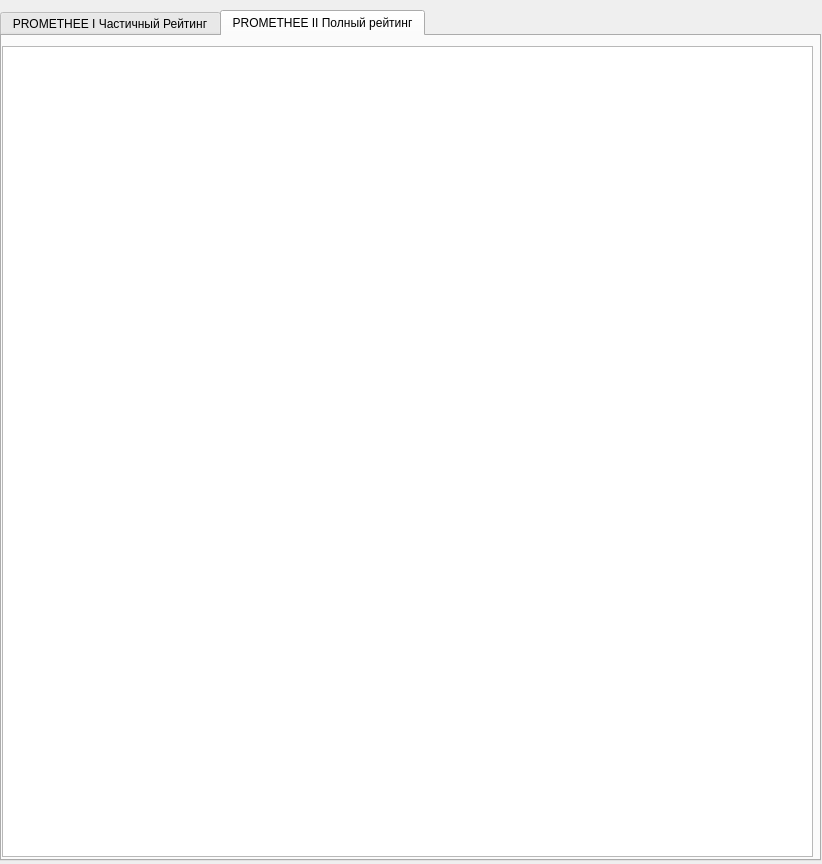
Before: the Qt Designer form drawing.ui in marl0vv/PROMETHEEMethodsApp, drawn with Qt 5.
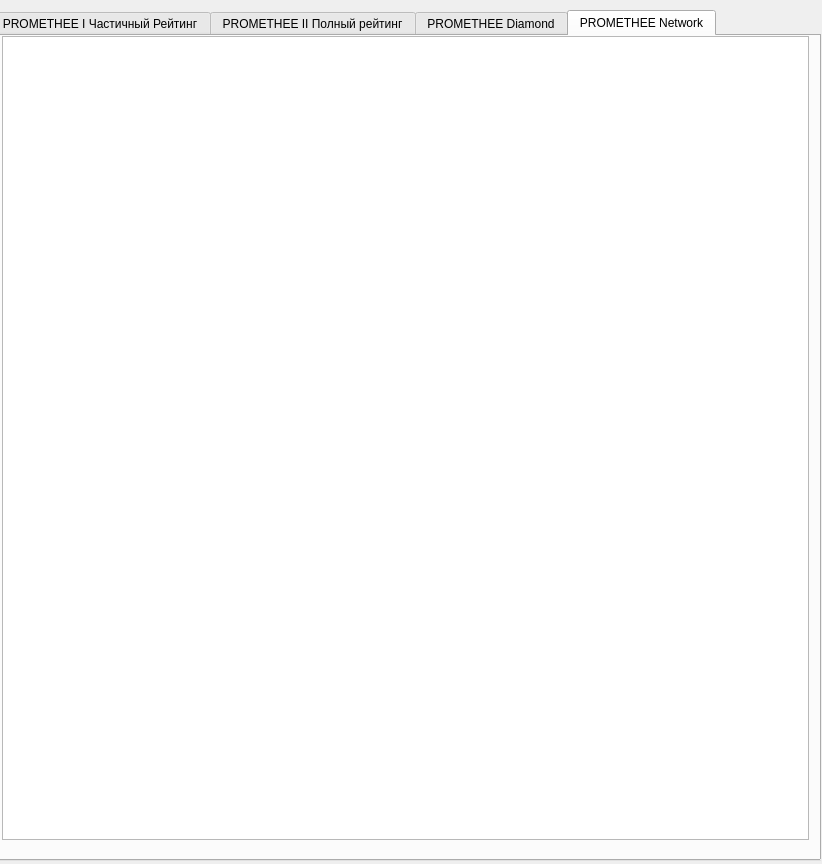
After: the same form once the commit is applied.

Commit message:
Diamond & Network
added PROMETHEE Diamond and PROMETHEE Network diagrams

The edit to the form file:
```diff
--- a/drawing.ui
+++ b/drawing.ui
@@ -16,9 +16,9 @@
   <widget class="QTabWidget" name="tabWidget">
    <property name="geometry">
     <rect>
-     <x>0</x>
+     <x>-10</x>
      <y>10</y>
-     <width>821</width>
+     <width>831</width>
      <height>851</height>
     </rect>
    </property>
@@ -26,7 +26,7 @@
     <enum>Qt::NoFocus</enum>
    </property>
    <property name="currentIndex">
-    <number>1</number>
+    <number>3</number>
    </property>
    <widget class="QWidget" name="tab">
     <attribute name="title">
@@ -74,6 +74,48 @@
      </property>
     </widget>
    </widget>
+   <widget class="QWidget" name="tab_3">
+    <attribute name="title">
+     <string>PROMETHEE Diamond</string>
+    </attribute>
+    <layout class="QGridLayout" name="gridLayout">
+     <item row="0" column="0">
+      <widget class="QGraphicsView" name="graphicsView_3">
+       <property name="sceneRect">
+        <rectf>
+         <x>0.000000000000000</x>
+         <y>0.000000000000000</y>
+         <width>800.000000000000000</width>
+         <height>800.000000000000000</height>
+        </rectf>
+       </property>
+      </widget>
+     </item>
+    </layout>
+   </widget>
+   <widget class="QWidget" name="tab_4">
+    <attribute name="title">
+     <string>PROMETHEE Network</string>
+    </attribute>
+    <widget class="QGraphicsView" name="graphicsView_4">
+     <property name="geometry">
+      <rect>
+       <x>10</x>
+       <y>0</y>
+       <width>807</width>
+       <height>804</height>
+      </rect>
+     </property>
+     <property name="sceneRect">
+      <rectf>
+       <x>0.000000000000000</x>
+       <y>0.000000000000000</y>
+       <width>800.000000000000000</width>
+       <height>800.000000000000000</height>
+      </rectf>
+     </property>
+    </widget>
+   </widget>
   </widget>
  </widget>
  <resources/>
```
The commit also changes 4 other files.
